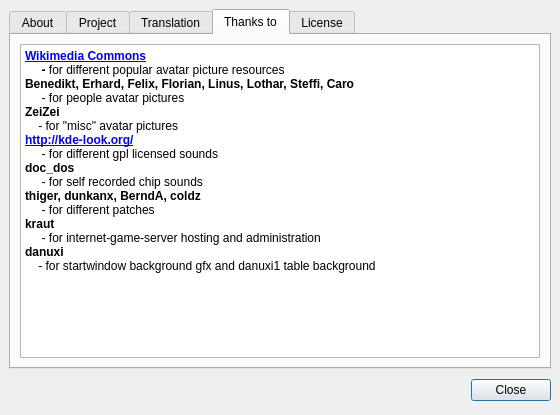
First picture: the form in src/gui/qt/aboutpokerth.ui, repository pokerth/pokerth, before the edit.
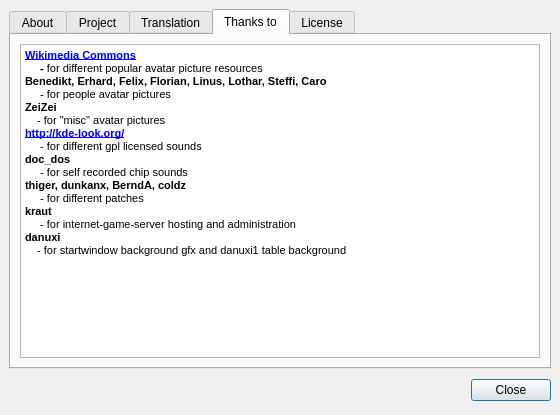
Second picture: the form after the edit. The open tabs and pages were chosen to show the change.

What changed in the file:
```diff
--- a/src/gui/qt/aboutpokerth.ui
+++ b/src/gui/qt/aboutpokerth.ui
@@ -193,22 +193,22 @@
 &lt;html&gt;&lt;head&gt;&lt;meta name=&quot;qrichtext&quot; content=&quot;1&quot; /&gt;&lt;style type=&quot;text/css&quot;&gt;
 p, li { white-space: pre-wrap; }
 &lt;/style&gt;&lt;/head&gt;&lt;body style=&quot; font-family:'Nimbus Sans L'; font-size:8pt; font-weight:400; font-style:normal;&quot;&gt;
-&lt;p style=&quot; margin-top:0px; margin-bottom:0px; margin-left:0px; margin-right:0px; -qt-block-indent:0; text-indent:0px;&quot;&gt;&lt;a href=&quot;http://commons.wikimedia.org/wiki/Main_Page&quot;&gt;&lt;span style=&quot; font-family:'Sans Serif'; font-size:9pt; font-weight:600; text-decoration: underline; color:#0000ff;&quot;&gt;Wikimedia Commons&lt;/span&gt;&lt;/a&gt;&lt;/p&gt;
-&lt;p style=&quot; margin-top:0px; margin-bottom:0px; margin-left:0px; margin-right:0px; -qt-block-indent:0; text-indent:0px;&quot;&gt;&lt;span style=&quot; font-family:'Sans Serif'; font-size:9pt; font-weight:600;&quot;&gt;     - &lt;/span&gt;&lt;span style=&quot; font-family:'Sans Serif'; font-size:9pt;&quot;&gt;for different popular avatar picture resources&lt;/span&gt;&lt;/p&gt;
-&lt;p style=&quot; margin-top:0px; margin-bottom:0px; margin-left:0px; margin-right:0px; -qt-block-indent:0; text-indent:0px;&quot;&gt;&lt;span style=&quot; font-family:'Sans Serif'; font-size:9pt; font-weight:600;&quot;&gt;Benedikt, Erhard, Felix, Florian, Linus, Lothar, Steffi, Caro&lt;/span&gt;&lt;/p&gt;
-&lt;p style=&quot; margin-top:0px; margin-bottom:0px; margin-left:0px; margin-right:0px; -qt-block-indent:0; text-indent:0px;&quot;&gt;&lt;span style=&quot; font-family:'Sans Serif'; font-size:9pt;&quot;&gt;     - for people avatar pictures&lt;/span&gt;&lt;/p&gt;
-&lt;p style=&quot; margin-top:0px; margin-bottom:0px; margin-left:0px; margin-right:0px; -qt-block-indent:0; text-indent:0px;&quot;&gt;&lt;span style=&quot; font-family:'Sans Serif'; font-size:9pt; font-weight:600;&quot;&gt;ZeiZei&lt;/span&gt;&lt;span style=&quot; font-family:'Sans Serif'; font-size:9pt;&quot;&gt; &lt;/span&gt;&lt;/p&gt;
-&lt;p style=&quot; margin-top:0px; margin-bottom:0px; margin-left:0px; margin-right:0px; -qt-block-indent:0; text-indent:0px;&quot;&gt;&lt;span style=&quot; font-family:'Sans Serif'; font-size:9pt;&quot;&gt;    - for &quot;misc&quot; avatar pictures&lt;/span&gt;&lt;/p&gt;
-&lt;p style=&quot; margin-top:0px; margin-bottom:0px; margin-left:0px; margin-right:0px; -qt-block-indent:0; text-indent:0px;&quot;&gt;&lt;a href=&quot;http://kde-look.org/&quot;&gt;&lt;span style=&quot; font-family:'Sans Serif'; font-size:9pt; font-weight:600; text-decoration: underline; color:#0000ff;&quot;&gt;http://kde-look.org/&lt;/span&gt;&lt;/a&gt;&lt;/p&gt;
-&lt;p style=&quot; margin-top:0px; margin-bottom:0px; margin-left:0px; margin-right:0px; -qt-block-indent:0; text-indent:0px;&quot;&gt;&lt;span style=&quot; font-family:'Sans Serif'; font-size:9pt;&quot;&gt;     - for different gpl licensed sounds&lt;/span&gt;&lt;/p&gt;
-&lt;p style=&quot; margin-top:0px; margin-bottom:0px; margin-left:0px; margin-right:0px; -qt-block-indent:0; text-indent:0px;&quot;&gt;&lt;span style=&quot; font-family:'Sans Serif'; font-size:9pt; font-weight:600;&quot;&gt;doc_dos&lt;/span&gt;&lt;/p&gt;
-&lt;p style=&quot; margin-top:0px; margin-bottom:0px; margin-left:0px; margin-right:0px; -qt-block-indent:0; text-indent:0px;&quot;&gt;&lt;span style=&quot; font-family:'Sans Serif'; font-size:9pt;&quot;&gt;     - for self recorded chip sounds&lt;/span&gt;&lt;/p&gt;
-&lt;p style=&quot; margin-top:0px; margin-bottom:0px; margin-left:0px; margin-right:0px; -qt-block-indent:0; text-indent:0px;&quot;&gt;&lt;span style=&quot; font-family:'Sans Serif'; font-size:9pt; font-weight:600;&quot;&gt;thiger, dunkanx, BerndA, coldz&lt;/span&gt;&lt;/p&gt;
-&lt;p style=&quot; margin-top:0px; margin-bottom:0px; margin-left:0px; margin-right:0px; -qt-block-indent:0; text-indent:0px;&quot;&gt;&lt;span style=&quot; font-family:'Sans Serif'; font-size:9pt;&quot;&gt;     - for different patches&lt;/span&gt;&lt;/p&gt;
-&lt;p style=&quot; margin-top:0px; margin-bottom:0px; margin-left:0px; margin-right:0px; -qt-block-indent:0; text-indent:0px;&quot;&gt;&lt;span style=&quot; font-family:'Sans Serif'; font-size:9pt; font-weight:600;&quot;&gt;kraut&lt;/span&gt;&lt;/p&gt;
-&lt;p style=&quot; margin-top:0px; margin-bottom:0px; margin-left:0px; margin-right:0px; -qt-block-indent:0; text-indent:0px;&quot;&gt;&lt;span style=&quot; font-family:'Sans Serif'; font-size:9pt;&quot;&gt;     - for internet-game-server hosting and administration&lt;/span&gt;&lt;/p&gt;
-&lt;p style=&quot; margin-top:0px; margin-bottom:0px; margin-left:0px; margin-right:0px; -qt-block-indent:0; text-indent:0px;&quot;&gt;&lt;span style=&quot; font-family:'Sans Serif'; font-size:9pt; font-weight:600;&quot;&gt;danuxi&lt;/span&gt;&lt;/p&gt;
-&lt;p style=&quot; margin-top:0px; margin-bottom:0px; margin-left:0px; margin-right:0px; -qt-block-indent:0; text-indent:0px;&quot;&gt;&lt;span style=&quot; font-family:'Sans Serif'; font-size:9pt;&quot;&gt;    - for startwindow background gfx and danuxi1 table background&lt;/span&gt;&lt;/p&gt;&lt;/body&gt;&lt;/html&gt;</string>
+&lt;p style=&quot; margin-top:0px; margin-bottom:0px; margin-left:0px; margin-right:0px; -qt-block-indent:0; text-indent:0px;&quot;&gt;&lt;a href=&quot;http://commons.wikimedia.org/wiki/Main_Page&quot;&gt;&lt;span style=&quot; font-family:'Sans Serif'; font-weight:600; text-decoration: underline; color:#0000ff;&quot;&gt;Wikimedia Commons&lt;/span&gt;&lt;/a&gt;&lt;/p&gt;
+&lt;p style=&quot; margin-top:0px; margin-bottom:0px; margin-left:0px; margin-right:0px; -qt-block-indent:0; text-indent:0px;&quot;&gt;&lt;span style=&quot; font-family:'Sans Serif'; font-weight:600;&quot;&gt;     - &lt;/span&gt;&lt;span style=&quot; font-family:'Sans Serif';&quot;&gt;for different popular avatar picture resources&lt;/span&gt;&lt;/p&gt;
+&lt;p style=&quot; margin-top:0px; margin-bottom:0px; margin-left:0px; margin-right:0px; -qt-block-indent:0; text-indent:0px;&quot;&gt;&lt;span style=&quot; font-family:'Sans Serif'; font-weight:600;&quot;&gt;Benedikt, Erhard, Felix, Florian, Linus, Lothar, Steffi, Caro&lt;/span&gt;&lt;/p&gt;
+&lt;p style=&quot; margin-top:0px; margin-bottom:0px; margin-left:0px; margin-right:0px; -qt-block-indent:0; text-indent:0px;&quot;&gt;&lt;span style=&quot; font-family:'Sans Serif';&quot;&gt;     - for people avatar pictures&lt;/span&gt;&lt;/p&gt;
+&lt;p style=&quot; margin-top:0px; margin-bottom:0px; margin-left:0px; margin-right:0px; -qt-block-indent:0; text-indent:0px;&quot;&gt;&lt;span style=&quot; font-family:'Sans Serif'; font-weight:600;&quot;&gt;ZeiZei&lt;/span&gt;&lt;span style=&quot; font-family:'Sans Serif';&quot;&gt; &lt;/span&gt;&lt;/p&gt;
+&lt;p style=&quot; margin-top:0px; margin-bottom:0px; margin-left:0px; margin-right:0px; -qt-block-indent:0; text-indent:0px;&quot;&gt;&lt;span style=&quot; font-family:'Sans Serif';&quot;&gt;    - for &quot;misc&quot; avatar pictures&lt;/span&gt;&lt;/p&gt;
+&lt;p style=&quot; margin-top:0px; margin-bottom:0px; margin-left:0px; margin-right:0px; -qt-block-indent:0; text-indent:0px;&quot;&gt;&lt;a href=&quot;http://kde-look.org/&quot;&gt;&lt;span style=&quot; font-family:'Sans Serif'; font-weight:600; text-decoration: underline; color:#0000ff;&quot;&gt;http://kde-look.org/&lt;/span&gt;&lt;/a&gt;&lt;/p&gt;
+&lt;p style=&quot; margin-top:0px; margin-bottom:0px; margin-left:0px; margin-right:0px; -qt-block-indent:0; text-indent:0px;&quot;&gt;&lt;span style=&quot; font-family:'Sans Serif';&quot;&gt;     - for different gpl licensed sounds&lt;/span&gt;&lt;/p&gt;
+&lt;p style=&quot; margin-top:0px; margin-bottom:0px; margin-left:0px; margin-right:0px; -qt-block-indent:0; text-indent:0px;&quot;&gt;&lt;span style=&quot; font-family:'Sans Serif'; font-weight:600;&quot;&gt;doc_dos&lt;/span&gt;&lt;/p&gt;
+&lt;p style=&quot; margin-top:0px; margin-bottom:0px; margin-left:0px; margin-right:0px; -qt-block-indent:0; text-indent:0px;&quot;&gt;&lt;span style=&quot; font-family:'Sans Serif';&quot;&gt;     - for self recorded chip sounds&lt;/span&gt;&lt;/p&gt;
+&lt;p style=&quot; margin-top:0px; margin-bottom:0px; margin-left:0px; margin-right:0px; -qt-block-indent:0; text-indent:0px;&quot;&gt;&lt;span style=&quot; font-family:'Sans Serif'; font-weight:600;&quot;&gt;thiger, dunkanx, BerndA, coldz&lt;/span&gt;&lt;/p&gt;
+&lt;p style=&quot; margin-top:0px; margin-bottom:0px; margin-left:0px; margin-right:0px; -qt-block-indent:0; text-indent:0px;&quot;&gt;&lt;span style=&quot; font-family:'Sans Serif';&quot;&gt;     - for different patches&lt;/span&gt;&lt;/p&gt;
+&lt;p style=&quot; margin-top:0px; margin-bottom:0px; margin-left:0px; margin-right:0px; -qt-block-indent:0; text-indent:0px;&quot;&gt;&lt;span style=&quot; font-family:'Sans Serif'; font-weight:600;&quot;&gt;kraut&lt;/span&gt;&lt;/p&gt;
+&lt;p style=&quot; margin-top:0px; margin-bottom:0px; margin-left:0px; margin-right:0px; -qt-block-indent:0; text-indent:0px;&quot;&gt;&lt;span style=&quot; font-family:'Sans Serif';&quot;&gt;     - for internet-game-server hosting and administration&lt;/span&gt;&lt;/p&gt;
+&lt;p style=&quot; margin-top:0px; margin-bottom:0px; margin-left:0px; margin-right:0px; -qt-block-indent:0; text-indent:0px;&quot;&gt;&lt;span style=&quot; font-family:'Sans Serif'; font-weight:600;&quot;&gt;danuxi&lt;/span&gt;&lt;/p&gt;
+&lt;p style=&quot; margin-top:0px; margin-bottom:0px; margin-left:0px; margin-right:0px; -qt-block-indent:0; text-indent:0px;&quot;&gt;&lt;span style=&quot; font-family:'Sans Serif';&quot;&gt;    - for startwindow background gfx and danuxi1 table background&lt;/span&gt;&lt;/p&gt;&lt;/body&gt;&lt;/html&gt;</string>
          </property>
          <property name="openExternalLinks">
           <bool>true</bool>
```
Left out of the diff: 34 changed lines with no effect on the pictures.
